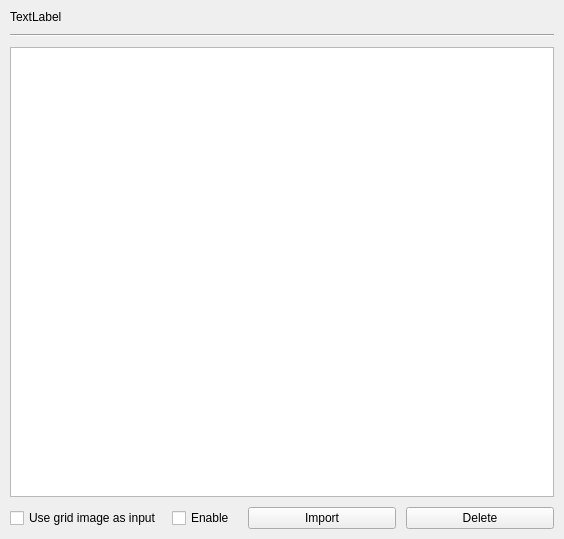
Old version of the form src/airunner/widgets/canvas/templates/input_image.ui in the repository Capsize-Games/airunner.
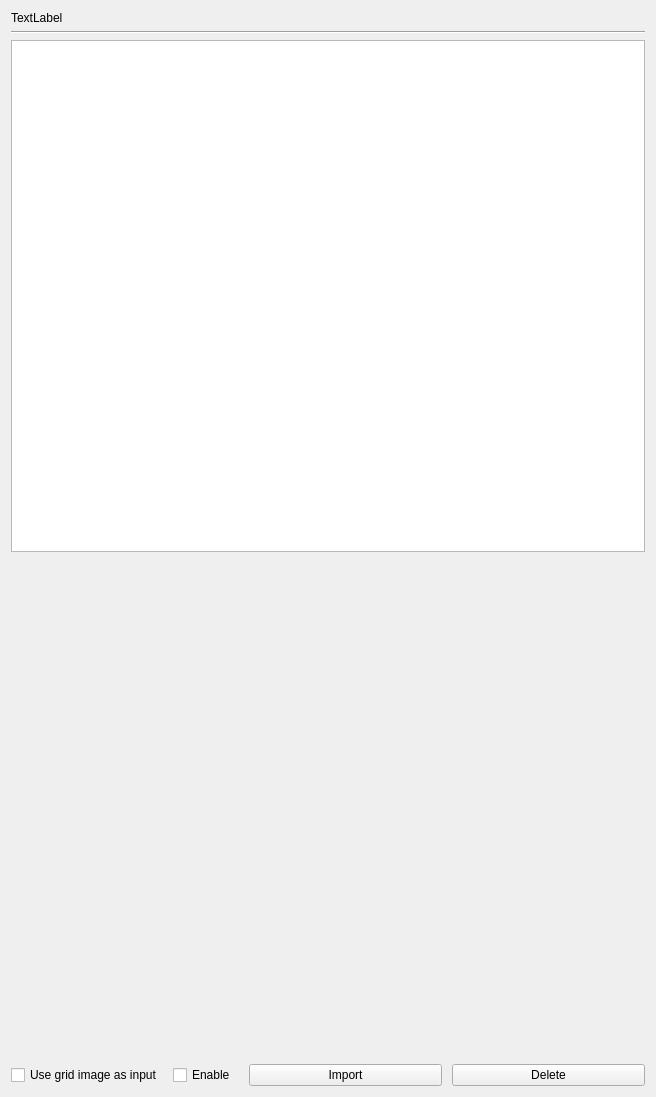
New version of the form. Icons and pictures are not drawn. Custom widgets are drawn as their Qt base class.

Patch:
```diff
--- a/src/airunner/widgets/canvas/templates/input_image.ui
+++ b/src/airunner/widgets/canvas/templates/input_image.ui
@@ -6,34 +6,78 @@
    <rect>
     <x>0</x>
     <y>0</y>
-    <width>564</width>
-    <height>539</height>
+    <width>656</width>
+    <height>1097</height>
    </rect>
   </property>
+  <property name="sizePolicy">
+   <sizepolicy hsizetype="Preferred" vsizetype="Preferred">
+    <horstretch>0</horstretch>
+    <verstretch>0</verstretch>
+   </sizepolicy>
+  </property>
   <property name="windowTitle">
    <string>Form</string>
   </property>
   <layout class="QGridLayout" name="gridLayout">
-   <property name="leftMargin">
-    <number>10</number>
-   </property>
-   <property name="topMargin">
-    <number>10</number>
-   </property>
-   <property name="rightMargin">
-    <number>10</number>
-   </property>
-   <property name="bottomMargin">
-    <number>10</number>
-   </property>
-   <property name="spacing">
-    <number>10</number>
-   </property>
-   <item row="2" column="0" colspan="2">
-    <widget class="QGraphicsView" name="image_container"/>
+   <item row="4" column="0">
+    <widget class="ControlnetSettingsWidget" name="controlnet_settings" native="true"/>
    </item>
-   <item row="4" column="0" colspan="2">
+   <item row="5" column="0">
+    <widget class="SliderWidget" name="strength_slider_widget" native="true">
+     <property name="sizePolicy">
+      <sizepolicy hsizetype="Preferred" vsizetype="Minimum">
+       <horstretch>0</horstretch>
+       <verstretch>0</verstretch>
+      </sizepolicy>
+     </property>
+     <property name="label_text" stdset="0">
+      <string>Strength</string>
+     </property>
+     <property name="slider_maximum" stdset="0">
+      <number>100</number>
+     </property>
+     <property name="current_value" stdset="0">
+      <number>0</number>
+     </property>
+     <property name="spinbox_maximum" stdset="0">
+      <double>1.000000000000000</double>
+     </property>
+     <property name="display_as_float" stdset="0">
+      <bool>true</bool>
+     </property>
+     <property name="spinbox_single_step" stdset="0">
+      <double>0.010000000000000</double>
+     </property>
+     <property name="spinbox_page_step" stdset="0">
+      <double>0.100000000000000</double>
+     </property>
+     <property name="settings_property" stdset="0">
+      <string>generator_settings.strength</string>
+     </property>
+    </widget>
+   </item>
+   <item row="2" column="0">
+    <widget class="QGraphicsView" name="image_container">
+     <property name="sizePolicy">
+      <sizepolicy hsizetype="Preferred" vsizetype="Preferred">
+       <horstretch>0</horstretch>
+       <verstretch>0</verstretch>
+      </sizepolicy>
+     </property>
+     <property name="minimumSize">
+      <size>
+       <width>512</width>
+       <height>512</height>
+      </size>
+     </property>
+    </widget>
+   </item>
+   <item row="6" column="0">
     <layout class="QHBoxLayout" name="horizontalLayout">
+     <property name="spacing">
+      <number>10</number>
+     </property>
      <item>
       <widget class="QCheckBox" name="use_grid_image_as_input_checkbox">
        <property name="sizePolicy">
@@ -82,22 +126,49 @@
      </item>
     </layout>
    </item>
-   <item row="1" column="0" colspan="2">
+   <item row="1" column="0">
     <widget class="Line" name="line">
      <property name="orientation">
       <enum>Qt::Orientation::Horizontal</enum>
      </property>
     </widget>
    </item>
-   <item row="0" column="0" colspan="2">
+   <item row="0" column="0">
     <widget class="QLabel" name="label">
      <property name="text">
       <string>TextLabel</string>
      </property>
     </widget>
    </item>
+   <item row="3" column="0">
+    <spacer name="verticalSpacer">
+     <property name="orientation">
+      <enum>Qt::Orientation::Vertical</enum>
+     </property>
+     <property name="sizeHint" stdset="0">
+      <size>
+       <width>20</width>
+       <height>40</height>
+      </size>
+     </property>
+    </spacer>
+   </item>
   </layout>
  </widget>
+ <customwidgets>
+  <customwidget>
+   <class>SliderWidget</class>
+   <extends>QWidget</extends>
+   <header>airunner/widgets/slider/slider_widget</header>
+   <container>1</container>
+  </customwidget>
+  <customwidget>
+   <class>ControlnetSettingsWidget</class>
+   <extends>QWidget</extends>
+   <header>airunner/widgets/controlnet/controlnet_settings_widget</header>
+   <container>1</container>
+  </customwidget>
+ </customwidgets>
  <resources/>
  <connections>
   <connection>
```
Left out of the diff: 67 changed lines with no effect on the pictures.
